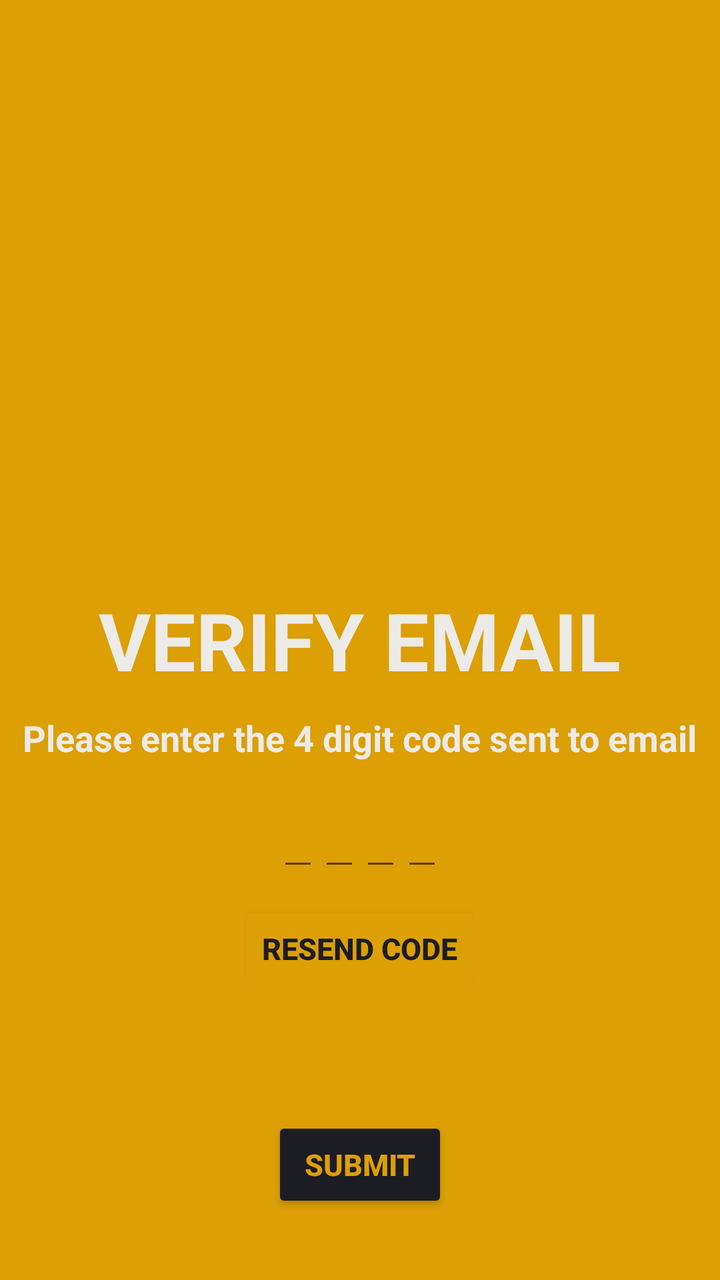
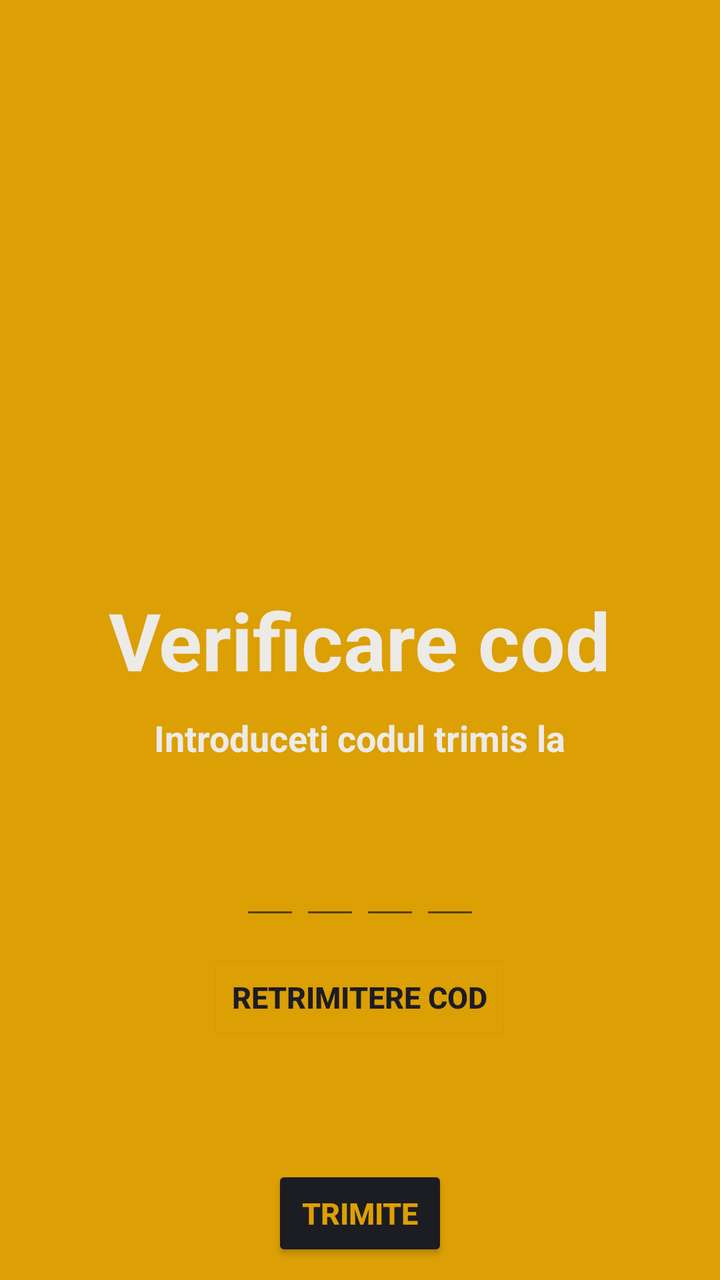

An Android layout rendered at two revisions. The XML below is the earlier revision; the diff shows what the commit changed to produce the second picture.
<!-- AndroidManifest.xml: application theme Theme.Login -->
<!-- res/layout/fragment_verify_email.xml -->
<?xml version="1.0" encoding="utf-8"?>
<RelativeLayout xmlns:android="http://schemas.android.com/apk/res/android"
    xmlns:app="http://schemas.android.com/apk/res-auto"
    xmlns:tools="http://schemas.android.com/tools"
    android:layout_width="match_parent"
    android:layout_height="match_parent"
    android:background="@color/darkYellow"
    tools:context=".VerifyEmailFragment">

    <TextView
        android:id="@+id/verifyEmailTextView"
        android:layout_width="wrap_content"
        android:layout_height="wrap_content"
        android:layout_centerInParent="true"
        android:layout_marginTop="80dp"
        android:layout_marginBottom="10dp"
        android:text="VERIFY EMAIL"
        android:textColor="@color/desertStorm"
        android:textSize="40sp"
        android:textStyle="bold" />

    <TextView
        android:id="@+id/descriptionTextView"
        android:layout_width="wrap_content"
        android:layout_height="wrap_content"
        android:layout_below="@id/verifyEmailTextView"
        android:layout_centerHorizontal="true"
        android:layout_marginBottom="10dp"
        android:text="Please enter the 4 digit code sent to email"
        android:textColor="@color/desertStorm"
        android:textSize="18sp"
        android:textStyle="bold" />

    <LinearLayout
        android:id="@+id/code"
        android:layout_width="wrap_content"
        android:layout_height="wrap_content"
        android:layout_below="@id/descriptionTextView"
        android:layout_centerHorizontal="true">

        <EditText
            android:id="@+id/digit1"
            android:layout_width="wrap_content"
            android:layout_height="wrap_content"
            android:inputType="number"
            android:textSize="24dp"
            android:maxLength="1"/>

        <EditText
            android:id="@+id/digit2"
            android:layout_width="wrap_content"
            android:layout_height="wrap_content"
            android:inputType="number"
            android:textSize="24dp"
            android:maxLength="1"/>

        <EditText
            android:id="@+id/digit3"
            android:layout_width="wrap_content"
            android:layout_height="wrap_content"
            android:inputType="number"
            android:textSize="24dp"
            android:maxLength="1" />

        <EditText
            android:id="@+id/digit4"
            android:layout_width="wrap_content"
            android:layout_height="wrap_content"
            android:inputType="number"
            android:textSize="24dp"
            android:maxLength="1"
            android:imeOptions="actionDone"/>
    </LinearLayout>

    <Button
        android:id="@+id/resendCodeButton"
        android:layout_width="wrap_content"
        android:layout_height="wrap_content"
        android:layout_centerHorizontal="true"
        android:layout_below="@id/code"
        android:backgroundTint="@color/darkYellow"
        android:outlineSpotShadowColor="@color/darkYellow"
        android:text="RESEND CODE"
        android:textColor="@color/blackRussian"
        android:textSize="15sp"
        android:layout_marginTop="10dp"
        android:textStyle="bold" />

    <Button
        android:id="@+id/verifyButton"
        android:layout_width="wrap_content"
        android:layout_height="wrap_content"
        android:layout_below="@id/resendCodeButton"
        android:layout_centerHorizontal="true"
        android:backgroundTint="@color/blackRussian"
        android:text="SUBMIT"
        android:textColor="@color/darkYellow"
        android:textSize="15sp"
        android:textStyle="bold"
        android:layout_marginTop="60dp"
        app:cornerRadius="20dp" />

</RelativeLayout>
<!-- resources referenced by this layout -->
<resources>
  <color name="blackRussian">#1c1c23</color>
  <color name="darkYellow">#dc9f04</color>
  <color name="desertStorm">#edebe8</color>
  <style name="Theme.Login" parent="Theme.MaterialComponents.DayNight.NoActionBar">
          
          <item name="colorPrimary">@color/purple_500</item>
          <item name="colorPrimaryVariant">@color/blackRussian</item>
          <item name="colorOnPrimary">@color/white</item>
          
          <item name="colorSecondary">@color/teal_200</item>
          <item name="colorSecondaryVariant">@color/teal_700</item>
          <item name="colorOnSecondary">@color/black</item>
          
          <item name="android:statusBarColor">?attr/colorPrimaryVariant</item>
          
      </style>
  <color name="purple_500">#FF6200EE</color>
  <color name="white">#FFFFFFFF</color>
  <color name="teal_200">#FF03DAC5</color>
  <color name="teal_700">#FF018786</color>
  <color name="black">#FF000000</color>
</resources>

<!-- the commit's change to res/layout/fragment_verify_email.xml (unified diff, before → after) -->
@@ -14,7 +14,7 @@
         android:layout_centerInParent="true"
         android:layout_marginTop="80dp"
         android:layout_marginBottom="10dp"
-        android:text="VERIFY EMAIL"
+        android:text="Verificare cod"
         android:textColor="@color/desertStorm"
         android:textSize="40sp"
         android:textStyle="bold" />
@@ -25,8 +25,17 @@
         android:layout_height="wrap_content"
         android:layout_below="@id/verifyEmailTextView"
         android:layout_centerHorizontal="true"
+        android:text="Introduceti codul trimis la"
+        android:textColor="@color/desertStorm"
+        android:textSize="18sp"
+        android:textStyle="bold" />
+    <TextView
+        android:id="@+id/phoneNumberTextView"
+        android:layout_width="wrap_content"
+        android:layout_height="wrap_content"
+        android:layout_below="@id/descriptionTextView"
+        android:layout_centerHorizontal="true"
         android:layout_marginBottom="10dp"
-        android:text="Please enter the 4 digit code sent to email"
         android:textColor="@color/desertStorm"
         android:textSize="18sp"
         android:textStyle="bold" />
@@ -35,39 +44,43 @@
         android:id="@+id/code"
         android:layout_width="wrap_content"
         android:layout_height="wrap_content"
-        android:layout_below="@id/descriptionTextView"
+        android:layout_below="@id/phoneNumberTextView"
         android:layout_centerHorizontal="true">
 
         <EditText
             android:id="@+id/digit1"
-            android:layout_width="wrap_content"
+            android:layout_width="30dp"
             android:layout_height="wrap_content"
             android:inputType="number"
             android:textSize="24dp"
+            android:gravity="center_horizontal"
             android:maxLength="1"/>
 
         <EditText
             android:id="@+id/digit2"
-            android:layout_width="wrap_content"
+            android:layout_width="30dp"
             android:layout_height="wrap_content"
             android:inputType="number"
             android:textSize="24dp"
+            android:gravity="center_horizontal"
             android:maxLength="1"/>
 
         <EditText
             android:id="@+id/digit3"
-            android:layout_width="wrap_content"
+            android:layout_width="30dp"
             android:layout_height="wrap_content"
             android:inputType="number"
             android:textSize="24dp"
+            android:gravity="center_horizontal"
             android:maxLength="1" />
 
         <EditText
             android:id="@+id/digit4"
-            android:layout_width="wrap_content"
+            android:layout_width="30dp"
             android:layout_height="wrap_content"
             android:inputType="number"
             android:textSize="24dp"
+            android:gravity="center_horizontal"
             android:maxLength="1"
             android:imeOptions="actionDone"/>
     </LinearLayout>
@@ -80,7 +93,7 @@
         android:layout_below="@id/code"
         android:backgroundTint="@color/darkYellow"
         android:outlineSpotShadowColor="@color/darkYellow"
-        android:text="RESEND CODE"
+        android:text="RETRIMITERE COD"
         android:textColor="@color/blackRussian"
         android:textSize="15sp"
         android:layout_marginTop="10dp"
@@ -93,7 +106,7 @@
         android:layout_below="@id/resendCodeButton"
         android:layout_centerHorizontal="true"
         android:backgroundTint="@color/blackRussian"
-        android:text="SUBMIT"
+        android:text="TRIMITE"
         android:textColor="@color/darkYellow"
         android:textSize="15sp"
         android:textStyle="bold"
